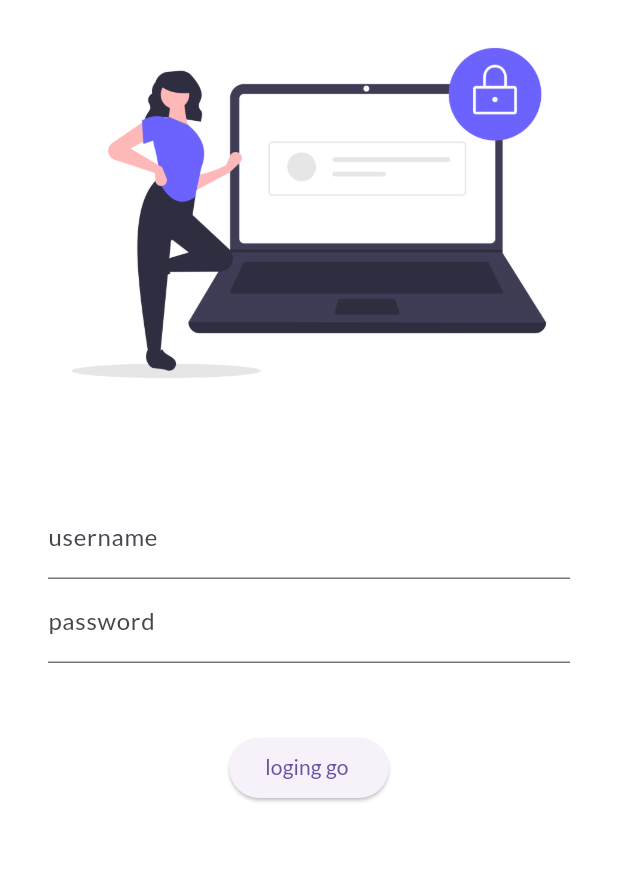
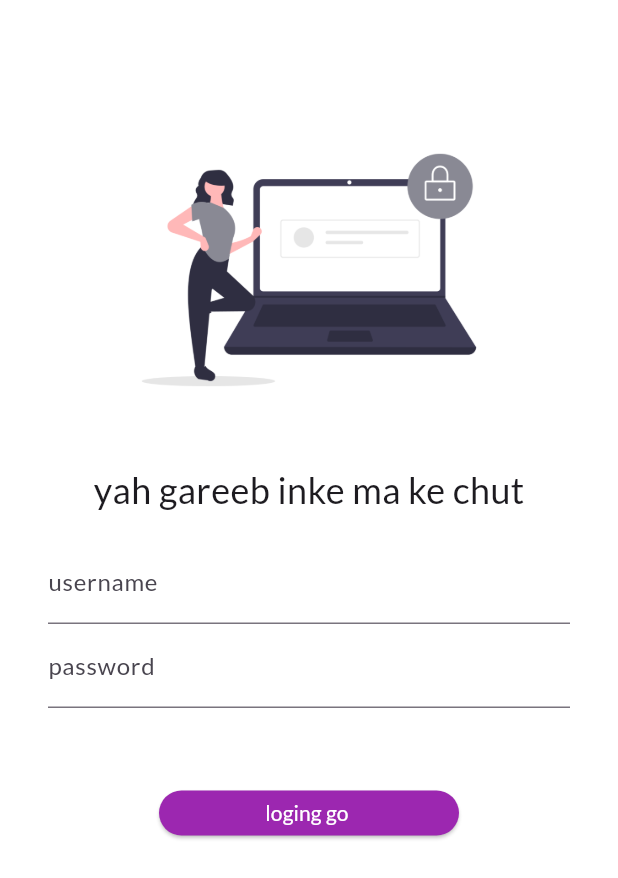
Before and after one commit to sarthaktyagi354932/new, a Flutter app: the screen it shows after launch, on a phone screen of 412 x 824 dp. Shown: the top 878 px of the screen. Run offline on Flutter 3.47's test engine with Material 3 defaults, Android fonts, the light colour scheme and no system bars; our stand-ins replace google_fonts.

Commit message:
login buttio redirecting

```diff
--- a/lib/main.dart
+++ b/lib/main.dart
@@ -1,6 +1,8 @@
 import 'package:flutter/material.dart';
 // import 'package:flutter_30_day/pages/home.dart';
 import 'package:flutter_30_day/pages/LogingPage.dart';
+import 'package:flutter_30_day/pages/home.dart';
+import 'package:flutter_30_day/utils/routes.dart';
 import 'package:google_fonts/google_fonts.dart';
 
 void main() {
@@ -13,6 +15,7 @@ class MyApp extends StatelessWidget {
   @override
   Widget build(BuildContext context) {
     return  MaterialApp(
+      debugShowCheckedModeBanner: false,
     //  home: HomePage(),
       themeMode: ThemeMode.light,
       theme: ThemeData(
@@ -20,9 +23,12 @@ class MyApp extends StatelessWidget {
         fontFamily: GoogleFonts.lato().fontFamily,
         primaryTextTheme: GoogleFonts.latoTextTheme( )
       ),
+      initialRoute: "/",
         routes:{
-          "/":(context) => const LogingPage(),
-          "/login":(context) => LogingPage(),
+          "/":(contezext) => LogingPage(),
+          MyRouts.homeRouts:(context) => HomePage(),
+
+
         } ,
     );
   }
--- a/lib/pages/LogingPage.dart
+++ b/lib/pages/LogingPage.dart
@@ -1,6 +1,7 @@
 // ignore_for_file: prefer_const_constructors
 
 import 'package:flutter/material.dart';
+import 'package:flutter_30_day/utils/routes.dart';
 
 class LogingPage extends StatelessWidget {
   const LogingPage({super.key});
@@ -9,14 +10,25 @@ class LogingPage extends StatelessWidget {
   Widget build(BuildContext context) {
     return Material(
       color: Colors.white,
+      child: SingleChildScrollView(
         child: Column(
           children: [
+            SizedBox(
+              height: 80,
+            ),
             Image.asset(
               "assets/images/login.png",
               fit: BoxFit.cover,
+              height: 200,
             ),
             SizedBox(
               height: 30,
+            ),
+            Text(
+              "yah gareeb inke ma ke chut",
+              style: TextStyle(
+                fontSize: 24,
+              ),
             ),
             Padding(
               padding: const EdgeInsets.symmetric(vertical: 16, horizontal: 32),
@@ -42,14 +54,19 @@ class LogingPage extends StatelessWidget {
               height: 30,
             ),
             ElevatedButton(
-            child: Text("loging go "),
-            style: TextButton.styleFrom(),
+              child: Text(
+                "loging go ",
+                style: TextStyle(color: Colors.white),
+              ),
+              style: TextButton.styleFrom(
+                  minimumSize: Size(200, 30), backgroundColor: Colors.purple),
               onPressed: () {
-              print("welcome");
+                Navigator.pushNamed(context, MyRouts.homeRouts);
               },
             )
           ],
         ),
+      ),
     );
   }
 }
--- /dev/null
+++ b/lib/utils/routes.dart
@@ -0,0 +1,4 @@
+class MyRouts{
+  static String loginRoute = "/login";
+  static String homeRouts = "/home";
+}
```
Also changed, not shown: assets/images/login.png. Lines whose indentation alone changed are shown as unchanged.
